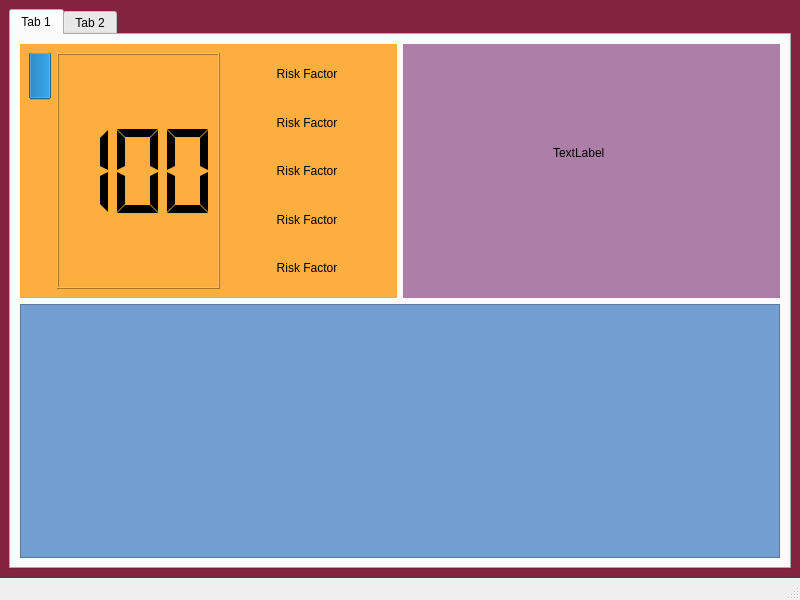
Before: the Qt Designer form designer/dashboard.ui in effohenteee/SafeWaze, drawn with Qt 5.
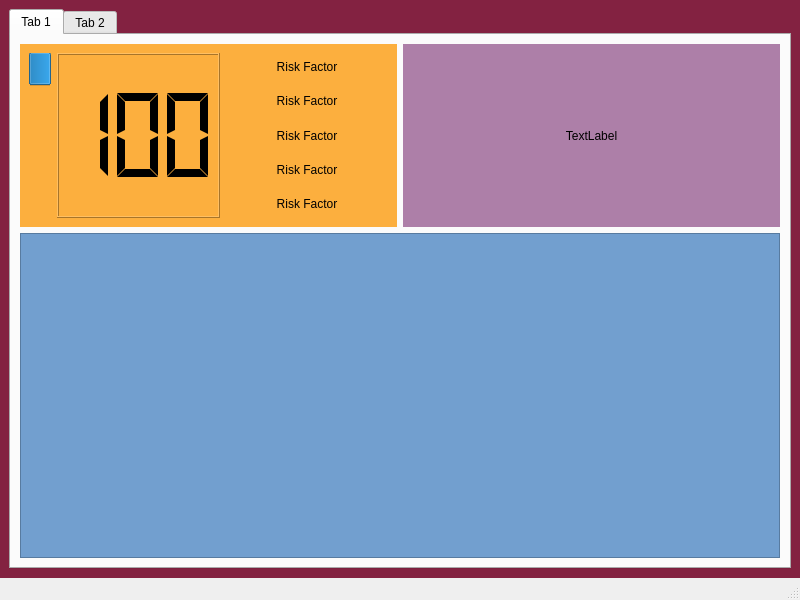
After: the same form once the commit is applied. Icons and pictures are not drawn.

Commit message: Set max size on dashboard widgets

```diff
--- a/designer/dashboard.ui
+++ b/designer/dashboard.ui
@@ -52,7 +52,7 @@
               <item>
                <widget class="QWidget" name="widget_left" native="true">
                 <property name="sizePolicy">
-                 <sizepolicy hsizetype="MinimumExpanding" vsizetype="Preferred">
+                 <sizepolicy hsizetype="MinimumExpanding" vsizetype="MinimumExpanding">
                   <horstretch>0</horstretch>
                   <verstretch>0</verstretch>
                  </sizepolicy>
@@ -60,7 +60,13 @@
                 <property name="minimumSize">
                  <size>
                   <width>0</width>
-                  <height>240</height>
+                  <height>100</height>
+                 </size>
+                </property>
+                <property name="maximumSize">
+                 <size>
+                  <width>16777215</width>
+                  <height>360</height>
                  </size>
                 </property>
                 <property name="styleSheet">
@@ -182,7 +188,7 @@
               <item>
                <widget class="QWidget" name="widget_right" native="true">
                 <property name="sizePolicy">
-                 <sizepolicy hsizetype="MinimumExpanding" vsizetype="Preferred">
+                 <sizepolicy hsizetype="MinimumExpanding" vsizetype="MinimumExpanding">
                   <horstretch>0</horstretch>
                   <verstretch>0</verstretch>
                  </sizepolicy>
@@ -190,25 +196,30 @@
                 <property name="minimumSize">
                  <size>
                   <width>0</width>
-                  <height>240</height>
+                  <height>100</height>
+                 </size>
+                </property>
+                <property name="maximumSize">
+                 <size>
+                  <width>16777215</width>
+                  <height>360</height>
                  </size>
                 </property>
                 <property name="styleSheet">
                  <string notr="true">background-color: rgb(173, 127, 168);</string>
                 </property>
+                <layout class="QVBoxLayout" name="verticalLayout">
+                 <item>
                 <widget class="QLabel" name="label_2">
-                 <property name="geometry">
-                  <rect>
-                   <x>150</x>
-                   <y>100</y>
-                   <width>67</width>
-                   <height>17</height>
-                  </rect>
-                 </property>
                  <property name="text">
                   <string>TextLabel</string>
                  </property>
-                </widget>
+                   <property name="alignment">
+                    <set>Qt::AlignCenter</set>
+                   </property>
+                  </widget>
+                 </item>
+                </layout>
                </widget>
               </item>
              </layout>
@@ -224,7 +235,7 @@
               <property name="minimumSize">
                <size>
                 <width>758</width>
-                <height>240</height>
+                <height>325</height>
                </size>
               </property>
               <property name="styleSheet">
```
Lines whose indentation alone changed are shown as unchanged. The commit also changes 2 other files.
